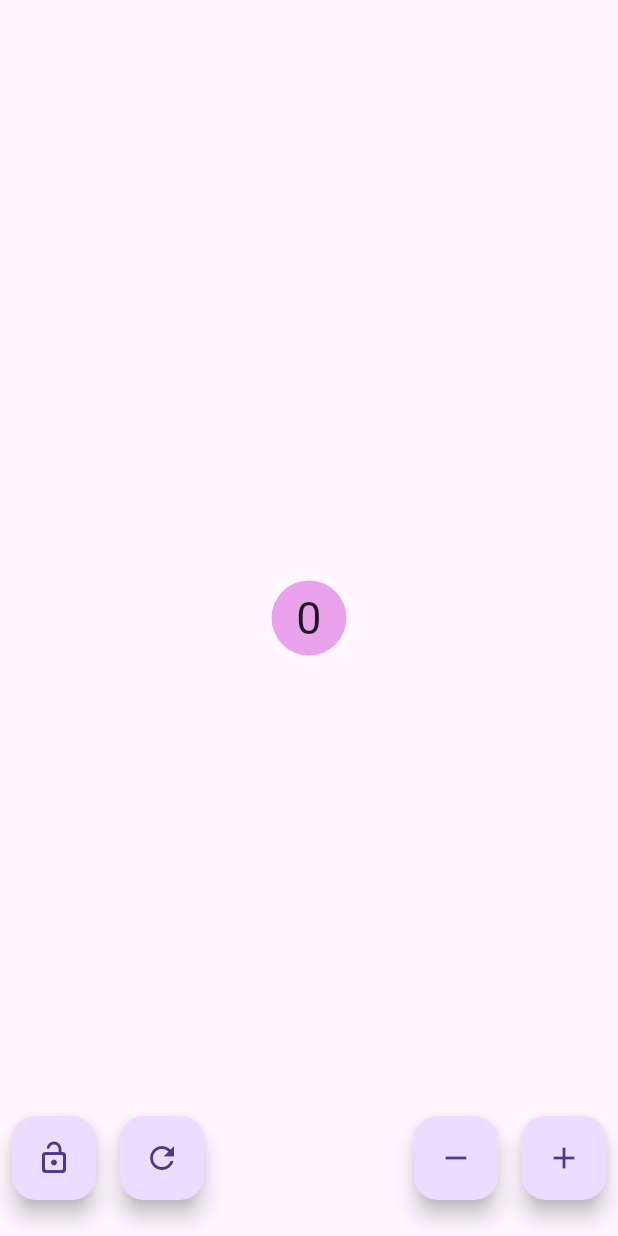
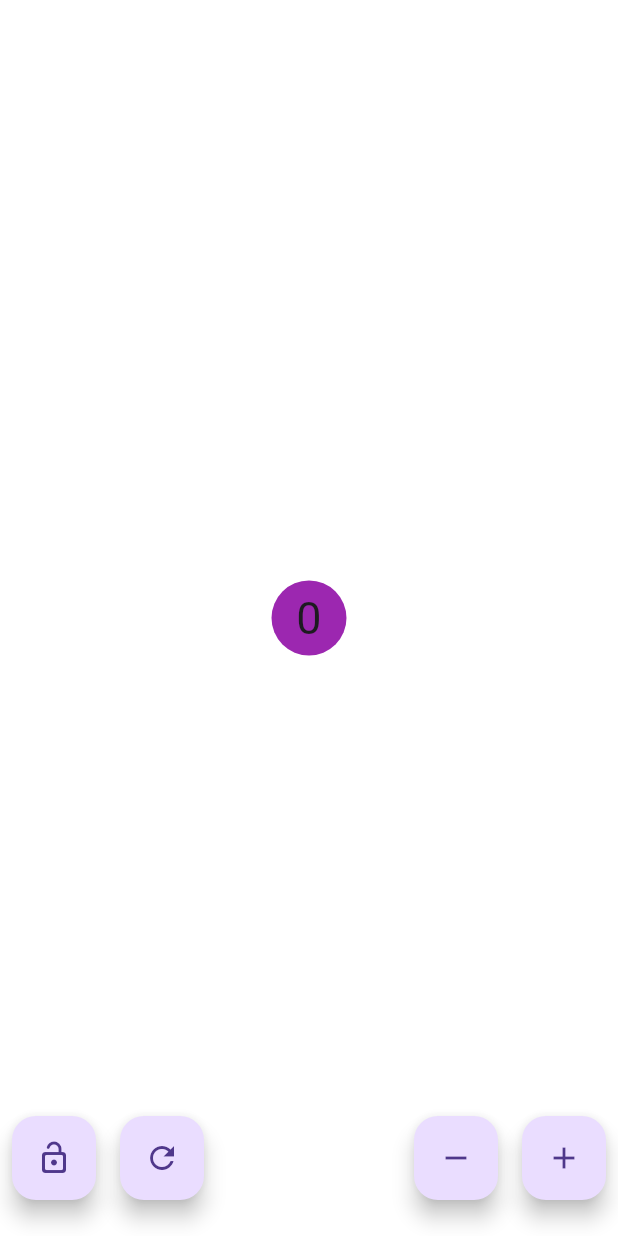
Before and after one commit to MohamedAbdelmaboud/simple-counter, a Flutter app: the screen it shows after launch, on a phone screen of 412 x 824 dp. Run offline on Flutter 3.47's test engine with Material 3 defaults, Android fonts, the phone set to English and light mode, and no system bars; our stand-ins replace flutter_bloc.

Commit message:
addd theme

```diff
--- /dev/null
+++ b/lib/common/themes/dark_theme.dart
@@ -0,0 +1,10 @@
+import 'package:flutter/material.dart';
+
+import '../extensions/dark_theme_extension.dart';
+
+ThemeData darkTheme() => ThemeData.dark().copyWith(
+      scaffoldBackgroundColor: Colors.black,
+      extensions: [
+        darkThemeExtension,
+      ],
+    );
--- /dev/null
+++ b/lib/common/themes/light_theme.dart
@@ -0,0 +1,10 @@
+import 'package:flutter/material.dart';
+
+import '../extensions/light_theme_extension.dart';
+
+ThemeData lightTheme() => ThemeData.light().copyWith(
+      scaffoldBackgroundColor: Colors.white,
+      extensions: [
+        lightThemeExtension,
+      ],
+    );
--- a/lib/home_view.dart
+++ b/lib/home_view.dart
@@ -1,5 +1,6 @@
 import 'package:flutter/material.dart';
 import 'package:flutter_bloc/flutter_bloc.dart';
+import 'package:practice/common/extensions/context_colors_extension.dart';
 import 'package:practice/counter_cubit/counter_cubit.dart';
 import 'package:practice/counter_cubit/counter_state.dart';
 import 'package:practice/lock_cubit/lock_cubit.dart';
@@ -65,8 +66,8 @@ class HomeView extends StatelessWidget {
               builder: (context, state) {
                 return Container(
                   alignment: Alignment.center,
-                  decoration: const BoxDecoration(
-                      color: Color(0xFFEAA2EC), shape: BoxShape.circle),
+                  decoration:  BoxDecoration(
+                      color: context.theme.counterBgColor, shape: BoxShape.circle),
                   height: 50,
                   width: 50,
                   child: Text(
--- a/lib/main.dart
+++ b/lib/main.dart
@@ -1,5 +1,7 @@
 import 'package:flutter/material.dart';
 import 'package:flutter_bloc/flutter_bloc.dart';
+import 'package:practice/common/themes/dark_theme.dart';
+import 'package:practice/common/themes/light_theme.dart';
 import 'package:practice/counter_cubit/counter_cubit.dart';
 import 'package:practice/home_view.dart';
 import 'package:practice/lock_cubit/lock_cubit.dart';
@@ -15,6 +17,9 @@ class MyApp extends StatelessWidget {
   @override
   Widget build(BuildContext context) {
     return MaterialApp(
+      theme: lightTheme(),
+      darkTheme: darkTheme(),
+      themeMode: ThemeMode.system,
         home: MultiBlocProvider(
       providers: [
         BlocProvider(
```
Also changed, not shown: lib/common/extensions/context_colors_extension.dart (added, +8 -0 lines), lib/common/extensions/custom_theme_extension.dart (added, +34 -0 lines), lib/common/extensions/dark_theme_extension.dart (added, +10 -0 lines), lib/common/extensions/light_theme_extension.dart (added, +9 -0 lines), lib/common/utils/my_color.dart (added, +14 -0 lines).
